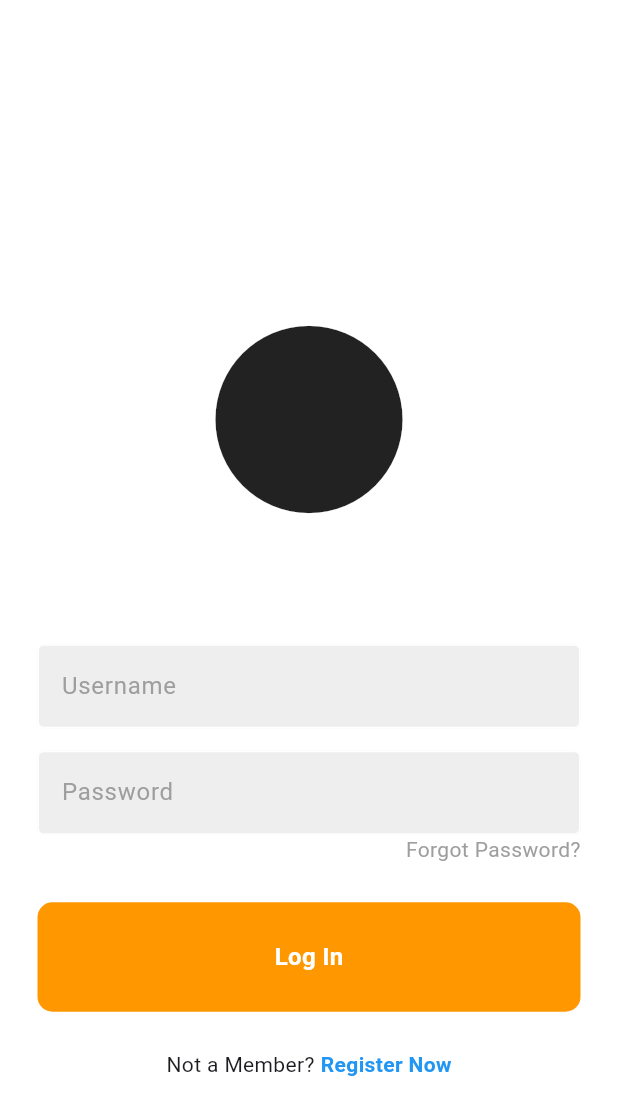
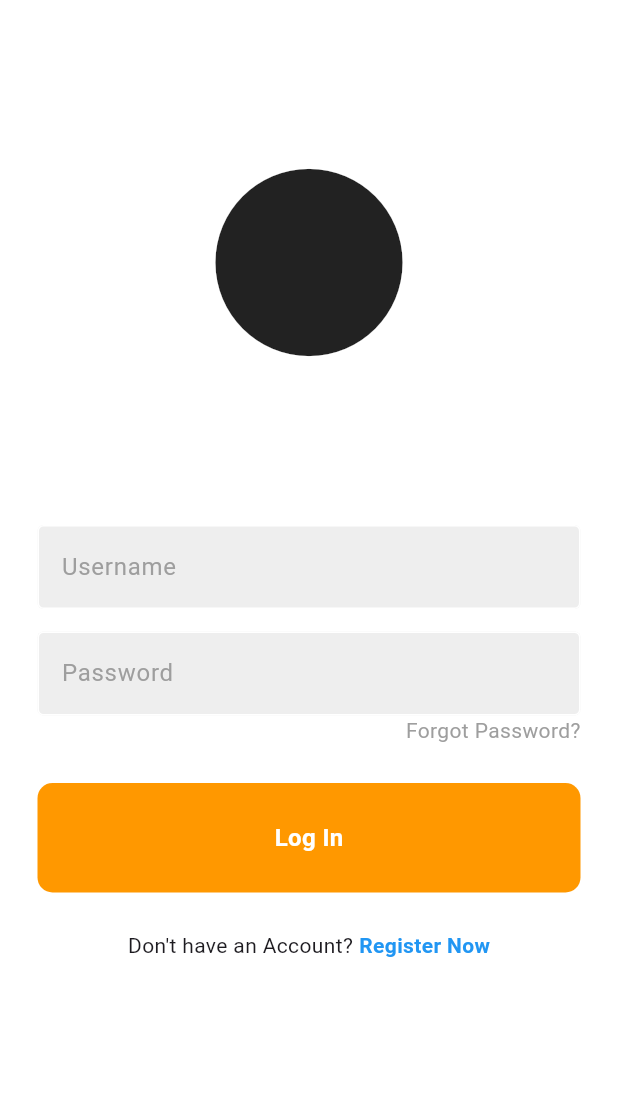
Before and after one commit to nja99/OrbitalHealthPlus, a Flutter app: the screen it shows after launch, on a phone screen of 412 x 824 dp. Shown: the top 1115 px of the screen. Run offline on Flutter 3.47's test engine with Material 3 defaults, Android fonts, the light colour scheme and no system bars.

Commit message:
UX Enhancement

```diff
--- a/lib/pages/loginpage.dart
+++ b/lib/pages/loginpage.dart
@@ -15,9 +15,9 @@ class LoginPage extends StatelessWidget {
   @override
   Widget build(BuildContext context) {
     return Scaffold(
-        resizeToAvoidBottomInset: false,
         backgroundColor: Colors.white,
-        body: SafeArea(
+        body: SingleChildScrollView(
+          physics: const BouncingScrollPhysics(),
           child: Center(
             child: Column(
               mainAxisAlignment: MainAxisAlignment.center,
@@ -25,10 +25,10 @@ class LoginPage extends StatelessWidget {
                 const SizedBox(height: 100),
 
                 // Logo
-                Icon(Icons.circle, size: 150),
+                const Icon(Icons.circle, size: 150),
 
                 // Username
-                const SizedBox(height: 75),
+                const SizedBox(height: 100),
                 UserTextField(
                   controller: usernameController,
                   hintText: 'Username',
@@ -45,7 +45,7 @@ class LoginPage extends StatelessWidget {
 
                 // Forgot Password
                 const Padding(
-                  padding: const EdgeInsets.symmetric(horizontal: 25.0),
+                  padding: EdgeInsets.symmetric(horizontal: 25.0),
                   child: Row(
                     mainAxisAlignment: MainAxisAlignment.end,
                     children: [
@@ -68,7 +68,7 @@ class LoginPage extends StatelessWidget {
                 const Row(
                   mainAxisAlignment: MainAxisAlignment.center,
                   children: [
-                    Text('Not a Member?'),
+                    Text("Don't have an Account?"),
                     SizedBox(width: 4),
                     Text(
                       'Register Now',
```
